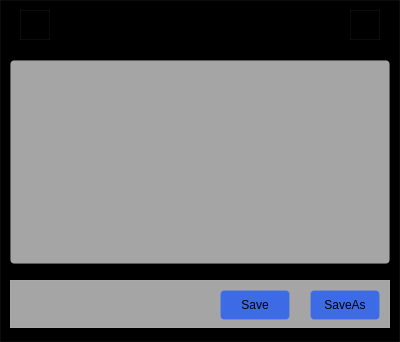
ukui/ukui-sidebar, file src/plugins/ukui_notebook/ukui_notebook.ui: the form before one commit.
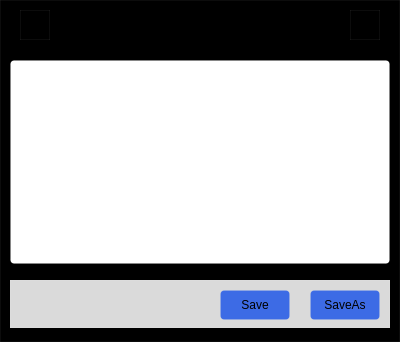
The form after the commit. Icons and pictures are not drawn.

```diff
--- a/src/plugins/ukui_notebook/ukui_notebook.ui
+++ b/src/plugins/ukui_notebook/ukui_notebook.ui
@@ -27,7 +27,7 @@
     </rect>
    </property>
    <property name="styleSheet">
-    <string notr="true">background-color: rgb(165, 165, 165);
+    <string notr="true">background-color: rgb(255, 255, 255);
 border-radius:4px;</string>
    </property>
   </widget>
@@ -41,7 +41,8 @@
     </rect>
    </property>
    <property name="styleSheet">
-    <string notr="true">background-color: rgb(165, 165, 165);</string>
+    <string notr="true">background-color: rgb(165, 165, 165);
+background-color: rgb(218, 218, 218);</string>
    </property>
    <widget class="QToolButton" name="ukui_NoteFont">
     <property name="geometry">
```
